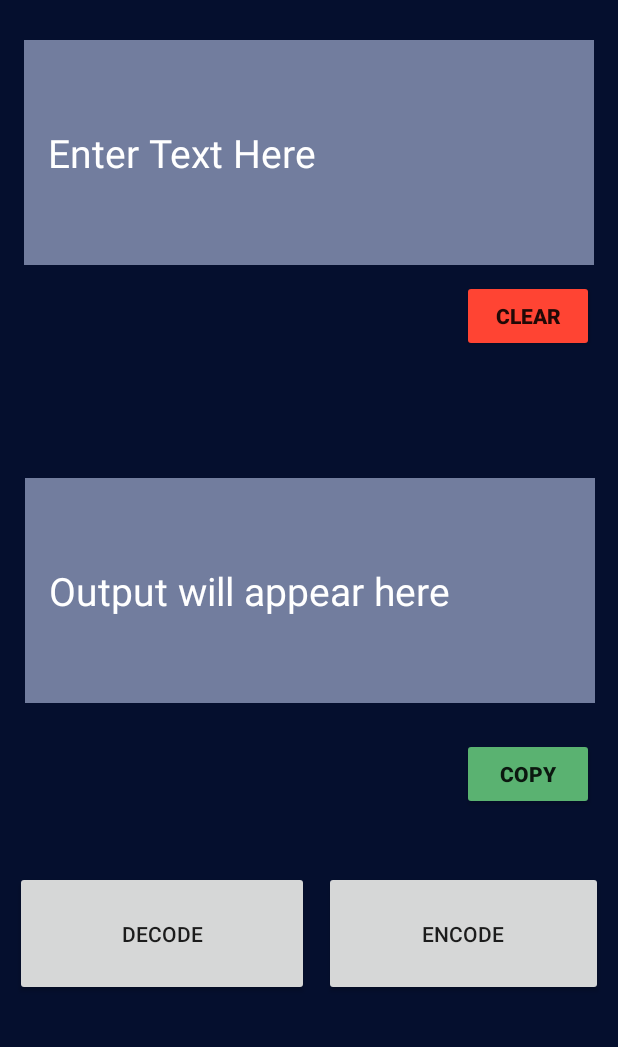
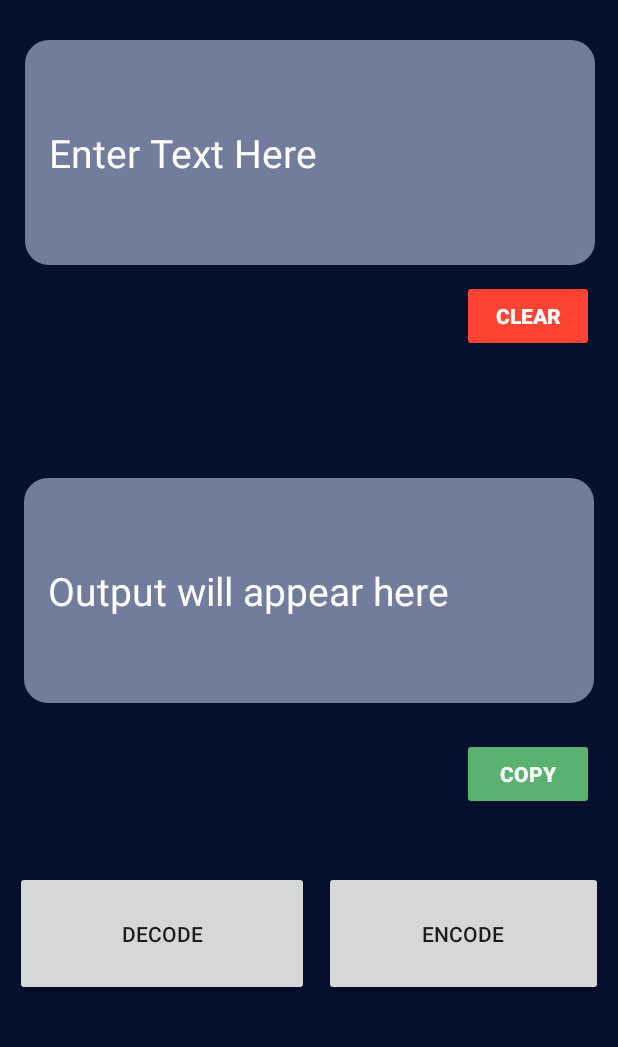
Before and after one commit to ShaikhFarhan882/Base64-Encoder-Decoder, an Android app: the screen it shows after launch (MainActivity), after a tap on "ENCODE", on a phone screen of 412 x 824 dp, the part 164-1211 px from its top. Run offline under Robolectric (Android 15) with nearby library versions, the phone set to English and light mode, and no system bars.

Commit message:
Added coroutines support and change some minor UI elements

```diff
--- a/app/src/main/java/com/example/base64encoder_decoder/MainActivity.kt
+++ b/app/src/main/java/com/example/base64encoder_decoder/MainActivity.kt
@@ -14,29 +14,14 @@ import android.widget.EditText
 import android.widget.Toast
 import androidx.appcompat.app.AppCompatActivity
 import kotlinx.android.synthetic.main.activity_main.*
+import kotlinx.coroutines.Dispatchers
+import kotlinx.coroutines.GlobalScope
+import kotlinx.coroutines.launch
+import java.io.UnsupportedEncodingException
 import java.util.Base64
 
 
 class MainActivity : AppCompatActivity() {
-
-    val Clear : Button
-    get() = findViewById(R.id.clear_text)
-
-    val Encode : Button
-    get() = findViewById(R.id.encode_text)
-
-    val Decode : Button
-    get() = findViewById(R.id.decode_text)
-
-    val Copy : Button
-    get() = findViewById(R.id.copy_text)
-
-    val Input : EditText
-    get() = findViewById(R.id.input_text)
-
-    val Output : EditText
-    get () = findViewById(R.id.output_text)
-
 
 
     override fun onCreate(savedInstanceState: Bundle?) {
@@ -44,21 +29,20 @@ class MainActivity : AppCompatActivity() {
         setContentView(R.layout.activity_main)
 
 
-       Clear.setOnClickListener(View.OnClickListener {
-           Input.setText("")
-           Output.setText("")
-           Toast.makeText(this,"Fields Cleared",Toast.LENGTH_SHORT).show()
-       })
+        clear_text.setOnClickListener(View.OnClickListener {
+            input_text.setText("")
+            output_text.setText("")
+            Toast.makeText(this, "Fields Cleared", Toast.LENGTH_SHORT).show()
+        })
 
-        Copy.setOnClickListener(View.OnClickListener {
+        copy_text.setOnClickListener(View.OnClickListener {
 
-            if(Output.text.isEmpty()){
-                Toast.makeText(this,"Nothing to copy",Toast.LENGTH_SHORT).show()
-            }
-
-            else{
-                val textToCopy = Output.text
-                val clipboardManager = getSystemService(Context.CLIPBOARD_SERVICE) as ClipboardManager
+            if (output_text.text.isEmpty()) {
+                Toast.makeText(this, "Nothing to copy", Toast.LENGTH_SHORT).show()
+            } else {
+                val textToCopy = output_text.text
+                val clipboardManager =
+                    getSystemService(Context.CLIPBOARD_SERVICE) as ClipboardManager
                 val clipData = ClipData.newPlainText("text", textToCopy)
                 clipboardManager.setPrimaryClip(clipData)
                 Toast.makeText(this, "Text copied to clipboard", Toast.LENGTH_LONG).show()
@@ -67,40 +51,57 @@ class MainActivity : AppCompatActivity() {
 
         })
 
-       Encode.setOnClickListener(View.OnClickListener {
+        encode_text.setOnClickListener(View.OnClickListener {
+            GlobalScope.launch(Dispatchers.Main) {
+                encodeText()
+            }
 
-           if(Input.text.isEmpty()){
-               Toast.makeText(this,"Please Enter Input",Toast.LENGTH_SHORT).show()
-           }
-           else{
-               val input = input_text?.text.toString()
-               val byte = input.toByteArray(charset("UTF-8"))
-               val result = Base64.getEncoder().encodeToString(byte)
+        })
 
-               Output.setText(result)
-               Toast.makeText(this,"Successfully Encoded",Toast.LENGTH_SHORT).show()
+        decode_text.setOnClickListener(View.OnClickListener {
 
-           }
-
-
-       })
-
-        Decode.setOnClickListener(View.OnClickListener {
-
-            if(Input.text.isEmpty()){
-                Toast.makeText(this,"Please Enter Input",Toast.LENGTH_SHORT).show()
-            }
-            else{
-                val input = input_text?.text.toString()
-                val byte = Base64.getUrlDecoder().decode(input)
-                val result = String(byte, charset("UTF-8"))
-
-                Output.setText(result)
-                Toast.makeText(this,"Sucessfully Decoded",Toast.LENGTH_SHORT).show()
-
+            GlobalScope.launch(Dispatchers.Main) {
+                decodeText()
             }
 
         })
 
     }
+
+    suspend fun decodeText() {
+        if (input_text.text.isEmpty()) {
+            Toast.makeText(this, "Please Enter Input", Toast.LENGTH_SHORT).show()
+        }
+        try {
+            val input = input_text?.text.toString()
+            val byte = Base64.getUrlDecoder().decode(input)
+            val result = String(byte, charset("UTF-8"))
+
+
+            output_text.setText(result)
+        } catch (e: UnsupportedEncodingException) {
+            e.printStackTrace()
+        } catch (ar: IllegalArgumentException) {
+            ar.printStackTrace()
+            Toast.makeText(this, "Unsupported Text", Toast.LENGTH_SHORT).show()
+        }
+    }
+
+    suspend fun encodeText() {
+        if (input_text.text.isEmpty()) {
+            Toast.makeText(this, "Please Enter Input", Toast.LENGTH_SHORT).show()
+        }
+        try {
+            val input = input_text?.text.toString()
+            val byte = input.toByteArray(charset("UTF-8"))
+            val result = Base64.getUrlEncoder().encodeToString(byte)
+
+            output_text.setText(result)
+
+        } catch (e: UnsupportedEncodingException) {
+            Toast.makeText(this, "Unsupported Text", Toast.LENGTH_SHORT).show()
+
+        }
+    }
+
 }
--- /dev/null
+++ b/app/src/main/res/drawable/custom_cursor.xml
@@ -0,0 +1,5 @@
+<?xml version="1.0" encoding="utf-8"?>
+<shape xmlns:android="http://schemas.android.com/apk/res/android" >
+    <size android:width="3dp" />
+    <solid android:color="#C6CC1C"  />
+</shape>
--- /dev/null
+++ b/app/src/main/res/drawable/et_bg.xml
@@ -0,0 +1,14 @@
+<shape xmlns:android="http://schemas.android.com/apk/res/android"
+    android:shape="rectangle" >
+
+    <solid android:color="@color/gray" />
+    <corners
+        android:radius="14dp"/>
+    <size android:width="380dp"
+        android:height="180dp"/>
+
+    <stroke
+        android:width="4dp"
+        android:color="#c9837f"/>
+
+</shape>
--- a/app/src/main/res/layout/activity_main.xml
+++ b/app/src/main/res/layout/activity_main.xml
@@ -4,8 +4,8 @@
     xmlns:tools="http://schemas.android.com/tools"
     android:layout_width="match_parent"
     android:layout_height="match_parent"
-    tools:context=".MainActivity"
-    android:background="@color/dark">
+    android:background="@color/dark"
+    tools:context=".MainActivity">
 
 
     <TextView
@@ -28,11 +28,14 @@
         android:id="@+id/input_text"
         android:layout_width="380dp"
         android:layout_height="150dp"
+        android:layout_marginLeft="30dp"
         android:layout_marginTop="136dp"
-        android:background="@color/gray"
+        android:layout_marginRight="30dp"
+        android:background="@drawable/et_bg"
         android:backgroundTint="@color/gray"
         android:ems="10"
         android:hint="Enter Text Here"
+        android:textCursorDrawable="@drawable/custom_cursor"
         android:inputType="textMultiLine"
         android:maxLines="5"
         android:padding="16sp"
@@ -48,7 +51,9 @@
         android:id="@+id/output_text"
         android:layout_width="380dp"
         android:layout_height="150dp"
-        android:background="@color/gray"
+        android:layout_marginLeft="30dp"
+        android:layout_marginRight="30dp"
+        android:background="@drawable/et_bg"
         android:backgroundTint="@color/gray"
         android:ems="10"
         android:hint="Output will appear here"
@@ -57,6 +62,7 @@
         android:padding="16sp"
         android:textColor="@color/white"
         android:textColorHint="@color/white"
+        android:textCursorDrawable="@drawable/custom_cursor"
         android:textSize="26sp"
         app:layout_constraintBottom_toBottomOf="parent"
         app:layout_constraintEnd_toEndOf="parent"
@@ -72,6 +78,7 @@
         android:layout_marginTop="296dp"
         android:backgroundTint="@color/clear"
         android:text="Clear"
+        android:textColor="@color/white"
         android:textStyle="bold"
         app:layout_constraintEnd_toEndOf="parent"
         app:layout_constraintHorizontal_bias="0.95"
@@ -82,9 +89,10 @@
         android:id="@+id/copy_text"
         android:layout_width="wrap_content"
         android:layout_height="wrap_content"
+        android:backgroundTint="@color/copy"
         android:text="Copy"
+        android:textColor="@color/white"
         android:textStyle="bold"
-        android:backgroundTint="@color/copy"
         app:layout_constraintBottom_toBottomOf="parent"
         app:layout_constraintEnd_toEndOf="parent"
         app:layout_constraintHorizontal_bias="0.95"
@@ -96,9 +104,9 @@
         android:id="@+id/decode_text"
         android:layout_width="0dp"
         android:layout_height="wrap_content"
+        android:layout_marginLeft="10dp"
         android:padding="32dp"
         android:text="Decode"
-        android:layout_marginLeft="10dp"
         app:layout_constraintBottom_toBottomOf="parent"
         app:layout_constraintHorizontal_bias="1.0"
         app:layout_constraintLeft_toLeftOf="parent"
@@ -110,10 +118,10 @@
         android:id="@+id/encode_text"
         android:layout_width="0dp"
         android:layout_height="wrap_content"
+        android:layout_marginLeft="10dp"
+        android:layout_marginRight="10dp"
         android:padding="32dp"
         android:text="Encode"
-        android:layout_marginRight="10dp"
-        android:layout_marginLeft="10dp"
         app:layout_constraintBottom_toBottomOf="parent"
         app:layout_constraintHorizontal_bias="1.0"
         app:layout_constraintLeft_toLeftOf="@id/guideline"
@@ -129,6 +137,4 @@
         app:layout_constraintGuide_percent="0.5" />
 
 
-
-
 </androidx.constraintlayout.widget.ConstraintLayout>
```
Also changed, not shown: app/build.gradle (+12 -0 lines), app/src/main/res/drawable/tv_bg.xml (deleted, +0 -15 lines).
